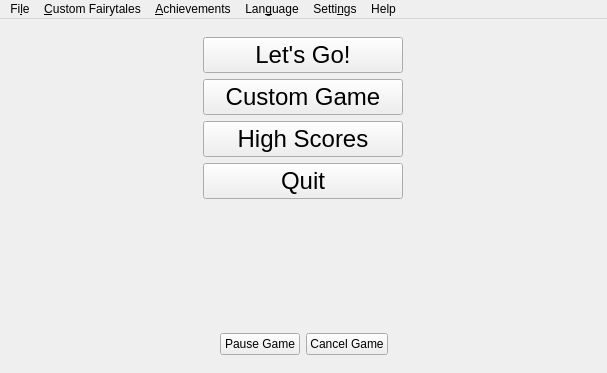
The window that ui/mainwindow.ui (tdauth/gustavsfairyland) describes before a commit, drawn with Qt 5.
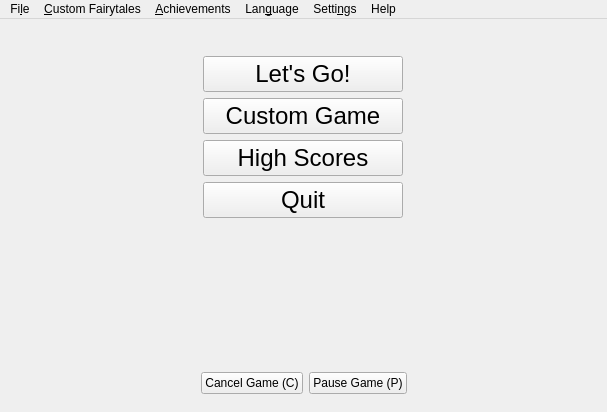
The same window after the commit. Icons and pictures are not drawn.

What changed in the file:
```diff
--- a/ui/mainwindow.ui
+++ b/ui/mainwindow.ui
@@ -7,7 +7,7 @@
     <x>0</x>
     <y>0</y>
     <width>607</width>
-    <height>363</height>
+    <height>412</height>
    </rect>
   </property>
   <property name="sizePolicy">
@@ -242,17 +242,23 @@
          </property>
         </spacer>
        </item>
-       <item>
-        <widget class="QPushButton" name="pauseGamePushButton">
-         <property name="text">
-          <string>Pause Game</string>
-         </property>
-        </widget>
-       </item>
        <item>
         <widget class="QPushButton" name="cancelGamePushButton">
          <property name="text">
-          <string>Cancel Game</string>
+          <string>Cancel Game (C)</string>
+         </property>
+         <property name="shortcut">
+          <string>C</string>
+         </property>
+        </widget>
+       </item>
+       <item>
+        <widget class="QPushButton" name="pauseGamePushButton">
+         <property name="text">
+          <string>Pause Game (P)</string>
+         </property>
+         <property name="shortcut">
+          <string>P</string>
          </property>
         </widget>
        </item>
```
